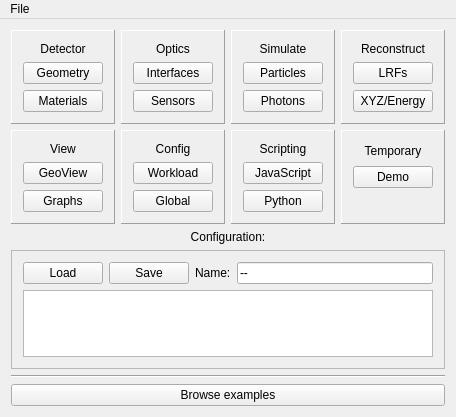
Above: ants3bundle/src/ants3/gui/mainwindow.ui from andrmor/ANTS3bundle before the change. Below: the same form after it.
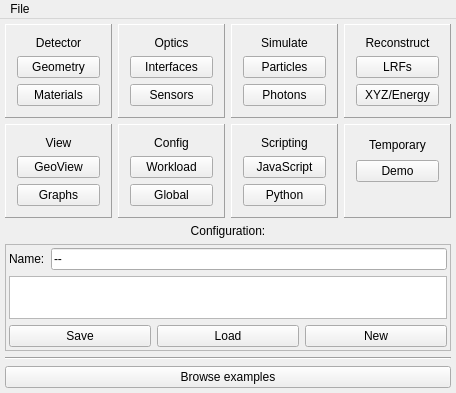
That is the form after the change. Icons and pictures are not drawn.

Commit message: add "new configuration"  button on main win

What changed in the file:
```diff
--- a/ants3bundle/src/ants3/gui/mainwindow.ui
+++ b/ants3bundle/src/ants3/gui/mainwindow.ui
@@ -7,7 +7,7 @@
     <x>0</x>
     <y>0</y>
     <width>456</width>
-    <height>417</height>
+    <height>393</height>
    </rect>
   </property>
   <property name="windowTitle">
@@ -19,6 +19,18 @@
   </property>
   <widget class="QWidget" name="centralWidget">
    <layout class="QVBoxLayout" name="verticalLayout_7">
+    <property name="leftMargin">
+     <number>5</number>
+    </property>
+    <property name="topMargin">
+     <number>5</number>
+    </property>
+    <property name="rightMargin">
+     <number>5</number>
+    </property>
+    <property name="bottomMargin">
+     <number>5</number>
+    </property>
     <item>
      <layout class="QHBoxLayout" name="horizontalLayout">
       <item>
@@ -400,22 +412,20 @@
        <enum>QFrame::Raised</enum>
       </property>
       <layout class="QVBoxLayout" name="verticalLayout_11">
+       <property name="leftMargin">
+        <number>3</number>
+       </property>
+       <property name="topMargin">
+        <number>3</number>
+       </property>
+       <property name="rightMargin">
+        <number>3</number>
+       </property>
+       <property name="bottomMargin">
+        <number>3</number>
+       </property>
        <item>
         <layout class="QHBoxLayout" name="horizontalLayout_2">
-         <item>
-          <widget class="QPushButton" name="pbLoadConfig">
-           <property name="text">
-            <string>Load</string>
-           </property>
-          </widget>
-         </item>
-         <item>
-          <widget class="QPushButton" name="pbSaveConfig">
-           <property name="text">
-            <string>Save</string>
-           </property>
-          </widget>
-         </item>
          <item>
           <widget class="QLabel" name="label_10">
            <property name="text">
@@ -435,6 +445,34 @@
        <item>
         <widget class="QPlainTextEdit" name="pteConfigDescription"/>
        </item>
+       <item>
+        <layout class="QHBoxLayout" name="horizontalLayout_3">
+         <property name="topMargin">
+          <number>0</number>
+         </property>
+         <item>
+          <widget class="QPushButton" name="pbSaveConfig">
+           <property name="text">
+            <string>Save</string>
+           </property>
+          </widget>
+         </item>
+         <item>
+          <widget class="QPushButton" name="pbLoadConfig">
+           <property name="text">
+            <string>Load</string>
+           </property>
+          </widget>
+         </item>
+         <item>
+          <widget class="QPushButton" name="pbNew">
+           <property name="text">
+            <string>New</string>
+           </property>
+          </widget>
+         </item>
+        </layout>
+       </item>
       </layout>
      </widget>
     </item>
```
The commit also changes 14 other files.
